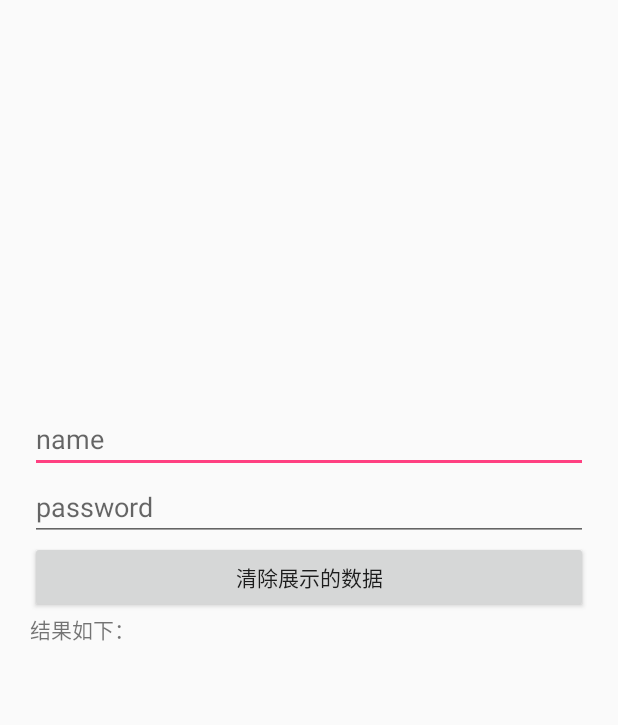
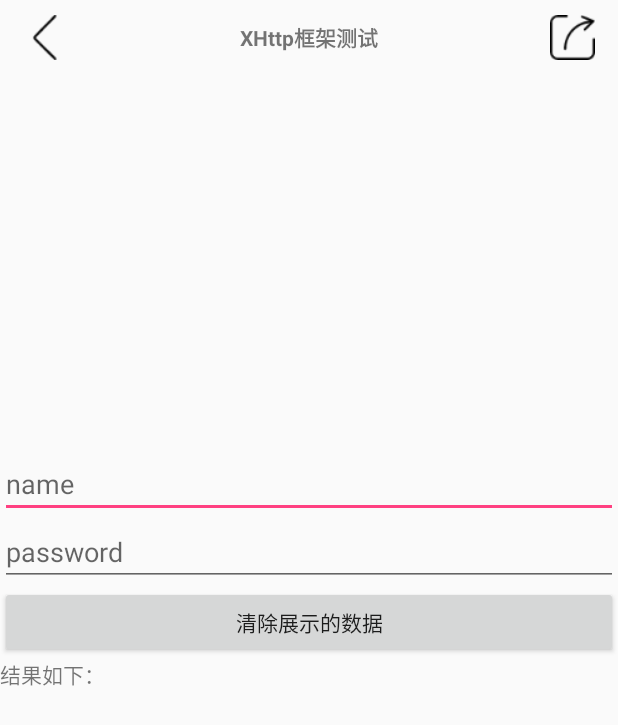
Before and after one commit to binny1024/XHttp, an Android app: the MainActivity screen opened directly, with no data from a screen before it, on a phone screen of 412 x 824 dp. Shown: the top 725 px of the screen. Run offline under Robolectric (Android 15) with nearby library versions, the phone set to English and light mode, and no system bars; libraries missing offline, so code that uses them is left out: com.smart.holder; 1 statement that could not run was skipped.

```diff
--- a/app/src/main/java/com/dragon/abs/activity/BaseActivity.java
+++ b/app/src/main/java/com/dragon/abs/activity/BaseActivity.java
@@ -3,6 +3,8 @@ package com.dragon.abs.activity;
 import android.os.Bundle;
 import android.support.v7.app.AppCompatActivity;
 import android.util.Log;
+
+import com.dragon.widget.BaseTitleBar;
 
 
 public abstract class BaseActivity extends AppCompatActivity {
@@ -11,6 +13,7 @@ public abstract class BaseActivity extends AppCompatActivity {
      **/
     protected final String TAG = this.getClass().getSimpleName();
     protected BaseActivity mActivity = this;
+    protected BaseTitleBar mTitleBar;
 
     @Override
     protected void onCreate(Bundle savedInstanceState) {
--- a/app/src/main/java/com/dragon/app/activity/MainActivity.java
+++ b/app/src/main/java/com/dragon/app/activity/MainActivity.java
@@ -1,7 +1,5 @@
 package com.dragon.app.activity;
 
-import android.app.Activity;
-import android.os.Bundle;
 import android.os.Environment;
 import android.util.Log;
 import android.view.View;
@@ -11,13 +9,14 @@ import android.widget.TextView;
 import android.widget.Toast;
 
 import com.dragon.R;
+import com.dragon.abs.activity.FullscreenActivity;
+import com.dragon.api.WebApi;
 import com.dragon.app.itemview.bean.BeanMainActivity;
 import com.dragon.app.itemview.callback.ViewHolderItemClickedCallback;
 import com.dragon.app.itemview.data.Data;
 import com.dragon.app.itemview.helper.ViewHolderHelperMain;
 import com.dragon.constant.Code;
-import com.dragon.util.UtilWidget;
-import com.dragon.api.WebApi;
+import com.dragon.widget.BaseTitleBar;
 import com.jingjiu.http.core.http.callback.OnTaskCallback;
 import com.jingjiu.http.core.http.core.manager.TaskManager;
 import com.jingjiu.http.core.http.response.Response;
@@ -27,8 +26,10 @@ import com.smart.holder.CommonAdapter;
 import java.util.ArrayList;
 import java.util.List;
 
+import static com.dragon.util.UtilWidget.getView;
 
-public class MainActivity extends Activity implements ViewHolderItemClickedCallback {
+
+public class MainActivity extends FullscreenActivity implements ViewHolderItemClickedCallback {
 
     private final String TAG = "timeout";
 
@@ -36,19 +37,36 @@ public class MainActivity extends Activity implements ViewHolderItemClickedCallb
     private EditText mAge;//用于获取要查询的广告id的图片
     private TextView mTextView1;//数据展示
     private TextView mTextView2;//数据展示
+    private GridView gridView;
 
     @Override
-    protected void onCreate(Bundle savedInstanceState) {
-        super.onCreate(savedInstanceState);
-        setContentView(R.layout.activity_main);
+    protected int initLayout() {
+        return R.layout.activity_main;
+    }
 
-        setTitle("QQ");
-        GridView gridView = UtilWidget.getView(this, R.id.main_grid);
-        mName = UtilWidget.getView(this, R.id.name);
-        mAge = UtilWidget.getView(this, R.id.age);
-        mTextView1 = UtilWidget.getView(this, R.id.result_data);
-        mTextView2 = UtilWidget.getView(this, R.id.result_data2);
+    @Override
+    protected void initView() {
+        mTitleBar = getView(this,R.id.base_title_bar);
+        gridView = getView(this, R.id.main_grid);
+        mName = getView(this, R.id.name);
+        mAge = getView(this, R.id.age);
+        mTextView1 = getView(this, R.id.result_data);
+        mTextView2 = getView(this, R.id.result_data2);
+    }
 
+    @Override
+    protected void initData() {
+        mTitleBar.setBaseTitleBar("XHttp框架测试", R.mipmap.back, R.mipmap.share, new BaseTitleBar.OnBaseTitleBarButtonListener() {
+            @Override
+            public void onLeftButton() {
+                finish();
+            }
+
+            @Override
+            public void onRightButton() {
+                Toast.makeText(MainActivity.this, "分享", Toast.LENGTH_SHORT).show();
+            }
+        });
         List<BeanMainActivity> mItemBeanList = new ArrayList<>();
         BeanMainActivity bean;
         for (int i = 0; i < Data.ITEMS_MAIN.length; i++) {
--- /dev/null
+++ b/app/src/main/java/com/dragon/widget/BaseTitleBar.java
@@ -0,0 +1,63 @@
+package com.dragon.widget;
+
+import android.content.Context;
+import android.util.AttributeSet;
+import android.util.Log;
+import android.view.View;
+import android.widget.ImageView;
+import android.widget.RelativeLayout;
+import android.widget.TextView;
+
+import com.dragon.R;
+import com.dragon.util.UtilWidget;
+
+/**
+ * author xander on  2017/8/21.
+ * function
+ */
+
+public class BaseTitleBar extends RelativeLayout {
+    public interface OnBaseTitleBarButtonListener{
+        void onLeftButton();
+        void onRightButton();
+    }
+    private ImageView mLeftBtn;
+    private ImageView mRightBtn;
+    private TextView mTitle;
+    public BaseTitleBar(final Context context) {
+        super(context);
+    }
+
+    public BaseTitleBar(final Context context, final AttributeSet attrs) {
+        super(context, attrs);
+    }
+
+    @Override
+    protected void onFinishInflate() {
+        super.onFinishInflate();
+        Log.i("sss","");
+        mLeftBtn = (ImageView) findViewById(R.id.left_btn);
+        mRightBtn = (ImageView) findViewById(R.id.right_btn);
+        mTitle = (TextView) findViewById(R.id.title);
+    }
+
+    public void setBaseTitleBar(final String title, final int leftBtn, final int rightBtn, final OnBaseTitleBarButtonListener listener) {
+        mTitle.setText(title);
+        mLeftBtn.setImageResource(leftBtn);
+        mRightBtn.setImageResource(rightBtn);
+        mRightBtn.setOnClickListener(new OnClickListener() {
+            @Override
+            public void onClick(final View v) {
+                UtilWidget.setViewAlphaAnimation(mRightBtn);
+                listener.onRightButton();
+            }
+        });
+        mLeftBtn.setOnClickListener(new OnClickListener() {
+            @Override
+            public void onClick(final View v) {
+                UtilWidget.setViewAlphaAnimation(mLeftBtn);
+                listener.onLeftButton();
+            }
+        });
+    }
+}
--- a/app/src/main/res/layout/activity_main.xml
+++ b/app/src/main/res/layout/activity_main.xml
@@ -1,12 +1,15 @@
 <?xml version="1.0" encoding="utf-8"?>
-<ScrollView
+<LinearLayout
     xmlns:android="http://schemas.android.com/apk/res/android"
     xmlns:tools="http://schemas.android.com/tools"
     android:layout_width="match_parent"
     android:layout_height="match_parent"
-    android:padding="20dp"
-    tools:context="com.dragon.app.activity.MainActivity">
-
+    tools:context="com.dragon.app.activity.MainActivity"
+    android:orientation="vertical">
+   <include layout="@layout/title_bar"/>
+    <ScrollView
+        android:layout_width="match_parent"
+        android:layout_height="match_parent">
         <LinearLayout
             android:id="@+id/parent_ll"
             android:layout_width="match_parent"
@@ -72,3 +75,5 @@
                 android:layout_height="wrap_content"/>
         </LinearLayout>
     </ScrollView>
+
+</LinearLayout>
--- /dev/null
+++ b/app/src/main/res/layout/title_bar.xml
@@ -0,0 +1,30 @@
+<?xml version="1.0" encoding="utf-8"?>
+<com.dragon.widget.BaseTitleBar
+    android:id="@+id/base_title_bar"
+    xmlns:android="http://schemas.android.com/apk/res/android"
+    android:layout_width="match_parent"
+    android:paddingTop="10dp"
+    android:paddingBottom="10dp"
+    android:layout_height="50dp">
+
+    <ImageView
+        android:id="@+id/left_btn"
+        android:layout_marginStart="15dp"
+        android:layout_alignParentStart="true"
+        android:layout_width="30dp"
+        android:layout_height="30dp"/>
+    <TextView
+        android:id="@+id/title"
+        android:layout_width="wrap_content"
+        android:text="标题"
+        android:textStyle="bold"
+        android:layout_centerHorizontal="true"
+        android:gravity="center"
+        android:layout_height="30dp"/>
+    <ImageView
+        android:id="@+id/right_btn"
+        android:layout_alignParentEnd="true"
+        android:layout_marginEnd="15dp"
+        android:layout_width="30dp"
+        android:layout_height="30dp"/>
+</com.dragon.widget.BaseTitleBar>
--- a/http/build.gradle
+++ b/http/build.gradle
@@ -4,13 +4,13 @@ apply plugin: 'com.android.library'
 apply plugin: 'com.github.dcendents.android-maven'
 apply plugin: 'com.jfrog.bintray'
 
-version = "1.0.3"//这个是版本号，必须填写
+version = "1.0.4"//这个是版本号，必须填写
 android {
     compileSdkVersion 22
     buildToolsVersion "22.0.1"
 
     defaultConfig {
-        minSdkVersion 19
+        minSdkVersion 4
         targetSdkVersion 22
         versionCode 1
         versionName "1.0"
```
Also changed, not shown: app/src/main/res/mipmap-xhdpi/back.png (added), app/src/main/res/mipmap-xhdpi/share.png (added), 1 other file. Lines whose indentation alone changed are shown as unchanged.
